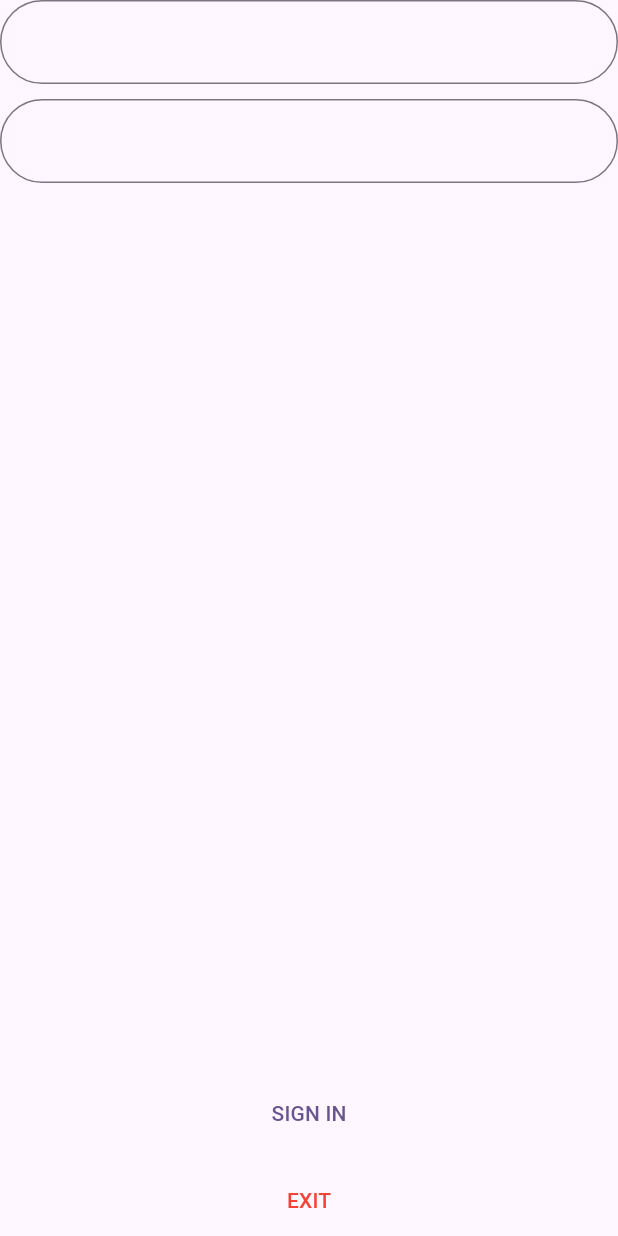
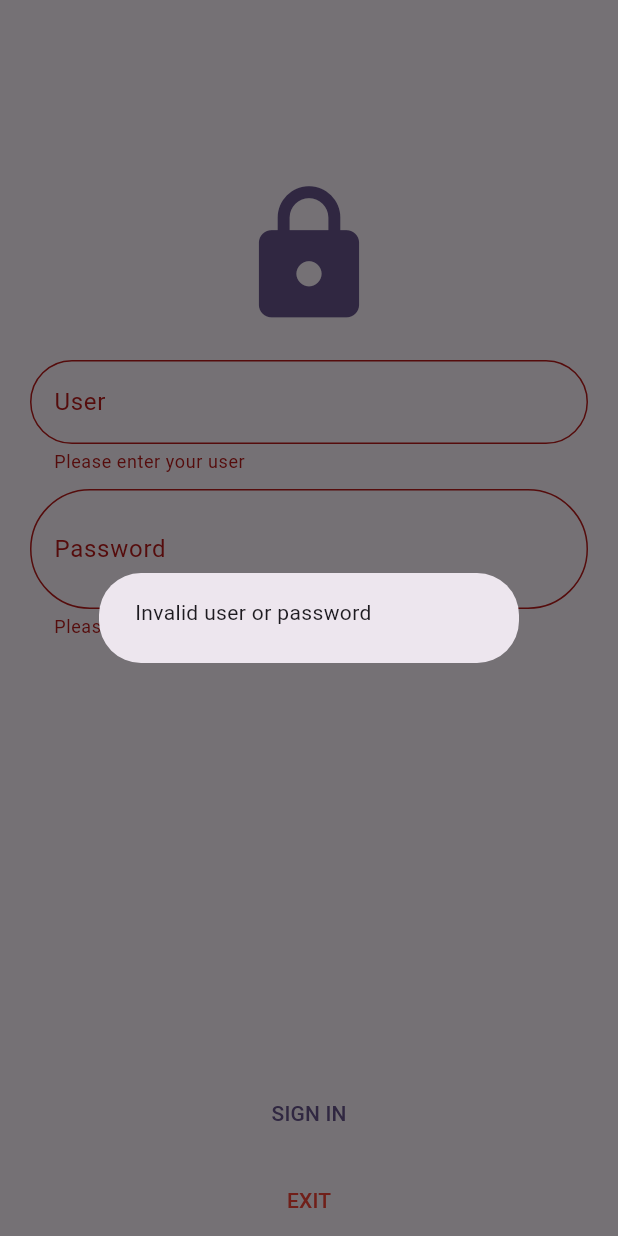
Before and after one commit to Noel-S/S8-U3-AC-01, a Flutter app: the screen it shows after launch, after a tap on "SIGN IN", on a phone screen of 412 x 824 dp. Run offline on Flutter 3.47's test engine with Material 2 defaults, Android fonts, the phone set to English and light mode, and no system bars.

Commit message:
Adding validation for inputs

```diff
--- a/lib/modules/auth/auth.dart
+++ b/lib/modules/auth/auth.dart
@@ -25,7 +25,11 @@ class _AuthState extends State<Auth> {
       body: Form(
         key: _formKey,
         child: ListView(
+          padding: const EdgeInsets.all(20),
           children: [
+            const SizedBox(height: 100),
+            Icon(Icons.lock, size: 100, color: Theme.of(context).colorScheme.primary),
+            const SizedBox(height: 20),
             TextFormField(
               validator: (value) {
                 if (value == null || value.isEmpty) {
@@ -36,6 +40,10 @@ class _AuthState extends State<Auth> {
                 }
                 return null;
               },
+              decoration: const InputDecoration(
+                hintText: 'User',
+                label: Text('User'),
+              ),
             ),
             const SizedBox(height: 10),
             ValueListenableBuilder<bool>(
@@ -52,19 +60,35 @@ class _AuthState extends State<Auth> {
                     return null;
                   },
                   obscureText: showPassword,
+                  decoration: InputDecoration(
+                    hintText: 'Password',
+                    label: const Text('Password'),
+                    suffix: IconButton(
+                      onPressed: () {
+                        _showPasswordNotifier.value = !_showPasswordNotifier.value;
+                      },
+                      icon: Icon(showPassword ? Icons.visibility : Icons.visibility_off),
+                    ),
+                  ),
                 );
               },
             ),
           ],
         ),
       ),
-      bottomNavigationBar: SizedBox(
+      bottomNavigationBar: SafeArea(
         child: Column(
           mainAxisSize: MainAxisSize.min,
           children: [
             TextButton(
               onPressed: () {
                 // validate user
+                final isValid = _formKey.currentState!.validate();
+                if (!isValid) {
+                  showDialog(context: context, builder: (context) => const AlertDialog(content: Text('Invalid user or password')));
+                  return;
+                }
+                Navigator.pushReplacementNamed(context, '/home');
               },
               child: const Text('SIGN IN'),
             ),
```
